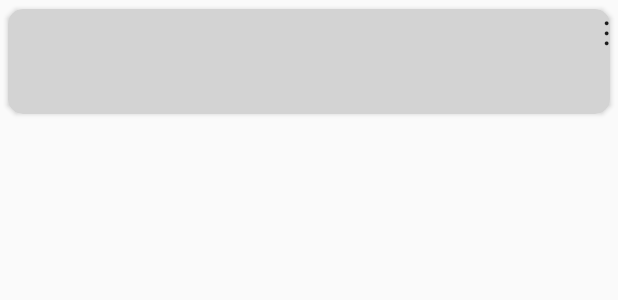
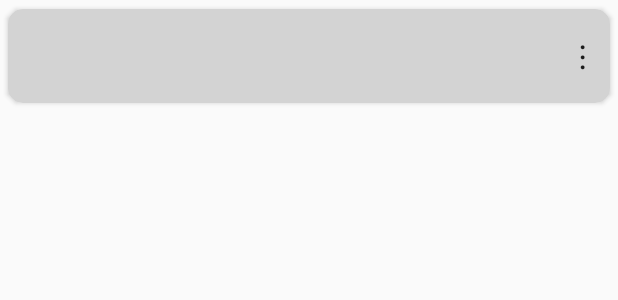
Before and after one commit to CamelliaDev/ContactWeather, an Android app: the layout contact_list_row.xml on its own in the app's theme, with its tools: preview values and no code run, on a phone screen of 412 x 824 dp. Shown: the top 300 px of the screen. Run offline under Robolectric (Android 15) with nearby library versions, the phone set to English and light mode, and no system bars.

Commit message:
option-menu added correctly to the main page

```diff
--- a/app/src/main/java/com/camellia/contactweather/main/ContactViewHolder.java
+++ b/app/src/main/java/com/camellia/contactweather/main/ContactViewHolder.java
@@ -13,11 +13,13 @@ public class ContactViewHolder extends RecyclerView.ViewHolder{
     public TextView contactName;
     public TextView contactPhoneNumber;
     public ImageView avatar;
+    public TextView txtOptionDigit;
 
     public ContactViewHolder(View itemView) {
         super(itemView);
         contactName = itemView.findViewById(R.id.displayName);
         contactPhoneNumber= itemView.findViewById(R.id.phoneNumber);
         avatar = itemView.findViewById(R.id.avatar);
+        txtOptionDigit = itemView.findViewById(R.id.txtOptionDigit);
     }
 }
--- a/app/src/main/java/com/camellia/contactweather/main/MainActivity.java
+++ b/app/src/main/java/com/camellia/contactweather/main/MainActivity.java
@@ -39,7 +39,7 @@ public class MainActivity extends AppCompatActivity {
         recyclerView = findViewById(R.id.myRecyclerView);
         layoutManager = new LinearLayoutManager(getApplicationContext());
         recyclerView.setLayoutManager(layoutManager);
-        myAdapter = new ContactAdapter(contactList);
+        myAdapter = new ContactAdapter(contactList,this);
         recyclerView.setAdapter(myAdapter);
 
 //        recyclerView.addItemDecoration(new SimpleDividerItemDecoration(this));
--- a/app/src/main/res/layout/contact_list_row.xml
+++ b/app/src/main/res/layout/contact_list_row.xml
@@ -1,7 +1,7 @@
 <?xml version="1.0" encoding="utf-8"?>
 <LinearLayout xmlns:android="http://schemas.android.com/apk/res/android"
     android:layout_width="match_parent"
-    android:layout_height="match_parent"
+    android:layout_height="wrap_content"
     android:orientation="vertical">
 
     <android.support.v7.widget.CardView xmlns:android="http://schemas.android.com/apk/res/android"
@@ -36,7 +36,7 @@
                 android:gravity="center"
                 android:textColor="@color/colorPrimary"
                 android:textStyle="bold"
-                android:textAppearance="@style/TextAppearance.AppCompat.Large"/>
+                android:textSize="18sp"/>
 
             <TextView
                 android:id="@+id/phoneNumber"
@@ -46,7 +46,7 @@
                 android:layout_marginBottom="8dp"
                 android:layout_toEndOf="@id/avatar"
                 android:layout_toRightOf="@id/avatar"
-                android:textAppearance="@style/TextAppearance.AppCompat.Medium"/>
+                android:textSize="14sp"/>
 
             <TextView
                 android:layout_width="wrap_content"
@@ -56,6 +56,7 @@
                 android:layout_alignParentTop="true"
                 android:layout_alignParentRight="true"
                 android:layout_alignParentEnd="true"
+                android:padding="16dp"
                 android:text="@string/vertical_ellipsis"/>
 
 
--- a/app/src/main/res/values/strings.xml
+++ b/app/src/main/res/values/strings.xml
@@ -6,4 +6,6 @@
     <string name="location_menu">location_menu</string>
     <string name="title_activity_maps">Map</string>
     <string name="vertical_ellipsis">&#8942;</string>
+    <string name="change_location">Change Location</string>
+    <string name="delete">Delete</string>
 </resources>
```
Also changed, not shown: app/src/main/java/com/camellia/contactweather/main/ContactAdapter.java (+39 -2 lines), app/src/main/res/menu/option_menu.xml (added, +10 -0 lines).
